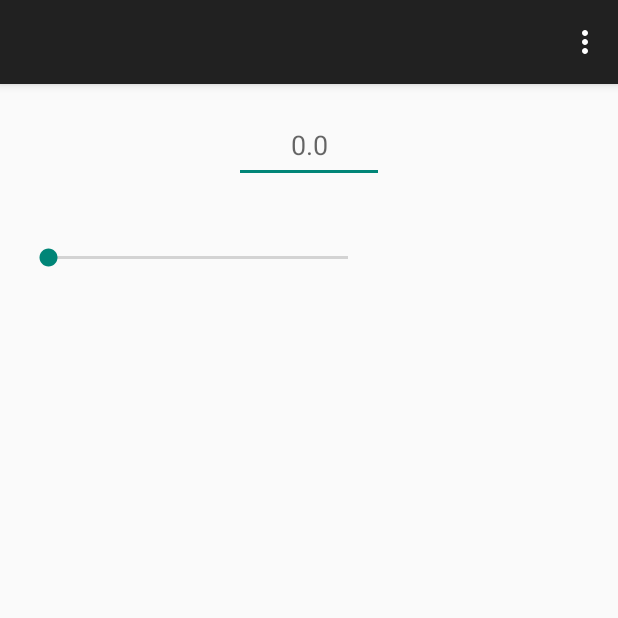
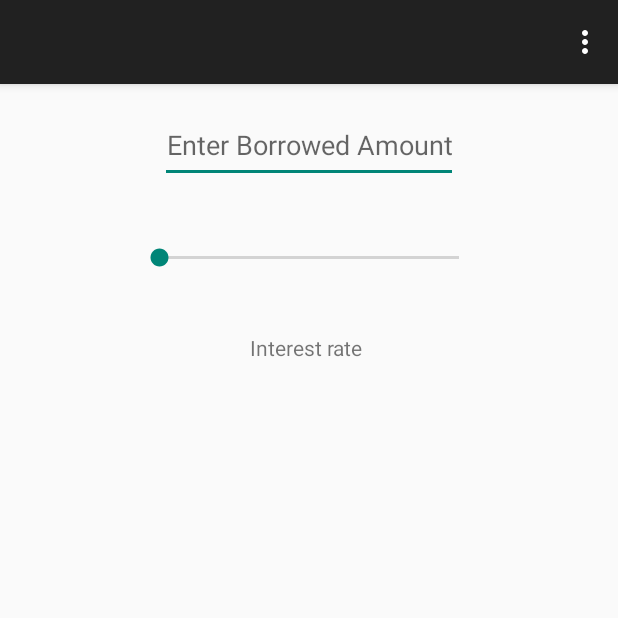
Before and after one commit to ngaini/MortgageCalculator, an Android app: the screen it shows after launch (MainActivity), on a phone screen of 412 x 824 dp, the top half of it. Run offline under Robolectric (Android 15) with nearby library versions, the phone set to English and light mode, and no system bars.

Commit message:
add seekBar and fix seekBar to show float values

```diff
--- a/app/src/main/java/com/ngaini/calculatorapp/MainActivity.java
+++ b/app/src/main/java/com/ngaini/calculatorapp/MainActivity.java
@@ -4,14 +4,20 @@ import android.support.v7.app.ActionBarActivity;
 import android.os.Bundle;
 import android.view.Menu;
 import android.view.MenuItem;
+import android.widget.SeekBar;
+import android.widget.TextView;
+import android.widget.Toast;
 
 
 public class MainActivity extends ActionBarActivity {
+    private static SeekBar seekbar_var;
+    private static TextView seekbar_text_var;
 
     @Override
     protected void onCreate(Bundle savedInstanceState) {
         super.onCreate(savedInstanceState);
         setContentView(R.layout.activity_main);
+        seekbarMethod();
     }
 
 
@@ -36,4 +42,48 @@ public class MainActivity extends ActionBarActivity {
 
         return super.onOptionsItemSelected(item);
     }
+
+    // logic for the seekbar
+    private void seekbarMethod()
+    {
+        seekbar_var = (SeekBar) findViewById(R.id.interest_rate_seekbar);
+        seekbar_text_var =(TextView) findViewById(R.id.interestRate_textview);
+        seekbar_text_var.setText("Interest rate ");
+
+        seekbar_var.setOnSeekBarChangeListener(
+                new SeekBar.OnSeekBarChangeListener() {
+                    private int seekBar_value;
+                    @Override
+                    public void onProgressChanged(SeekBar seekBar, int progress, boolean fromUser)
+                    {
+//                        seekBar_value =progress;
+//                        seekbar_text_var.setText("Interest rate : "+getCoversionIntoFloat(progress));
+//                        Toast.makeText(MainActivity.this,"SeekBar in onProgress"+progress+"",Toast.LENGTH_SHORT).show();
+
+                        float value= (float) (progress / 10.0);
+                        seekbar_text_var.setText("Interest rate : "+value);
+                        Toast.makeText(MainActivity.this,"SeekBar in onProgress "+progress+"",Toast.LENGTH_SHORT).show();
+                    }
+
+                    @Override
+                    public void onStartTrackingTouch(SeekBar seekBar)
+                    {
+                        Toast.makeText(MainActivity.this,"SeekBar in startTracking",Toast.LENGTH_SHORT).show();
+                    }
+
+                    @Override
+                    public void onStopTrackingTouch(SeekBar seekBar)
+                    {
+                        Toast.makeText(MainActivity.this,"SeekBar in stopTracking",Toast.LENGTH_SHORT).show();
+                    }
+                }
+        );
+    }
+
+    double getCoversionIntoFloat(int value )
+    {
+        double floatValue = 0.0;
+        floatValue = value/10;
+        return floatValue;
+    }
 }
--- a/app/src/main/res/layout/activity_main.xml
+++ b/app/src/main/res/layout/activity_main.xml
@@ -12,21 +12,29 @@
         android:id="@+id/amount_borrowed_text"
         android:minWidth="100dp"
         android:minHeight="50dp"
+        android:maxHeight="50dp"
         android:layout_gravity="center"
         android:gravity="center"
-        android:hint="0.0"
+        android:hint="Enter Borrowed Amount"
 
         />
     <SeekBar
         android:layout_width="wrap_content"
         android:layout_height="wrap_content"
         android:id="@+id/interest_rate_seekbar"
+        android:minWidth="200dp"
         android:minHeight="100dp"
-        android:minWidth="200dp"
-        android:layout_gravity="center_vertical"
+        android:maxHeight="100dp"
         android:max="100"
+        android:layout_gravity="center"
+        />
 
 
+    <TextView
+        android:layout_width="wrap_content"
+        android:layout_height="wrap_content"
+        android:id="@+id/interestRate_textview"
+        android:layout_gravity="center"
         />
 
 </LinearLayout>
```
